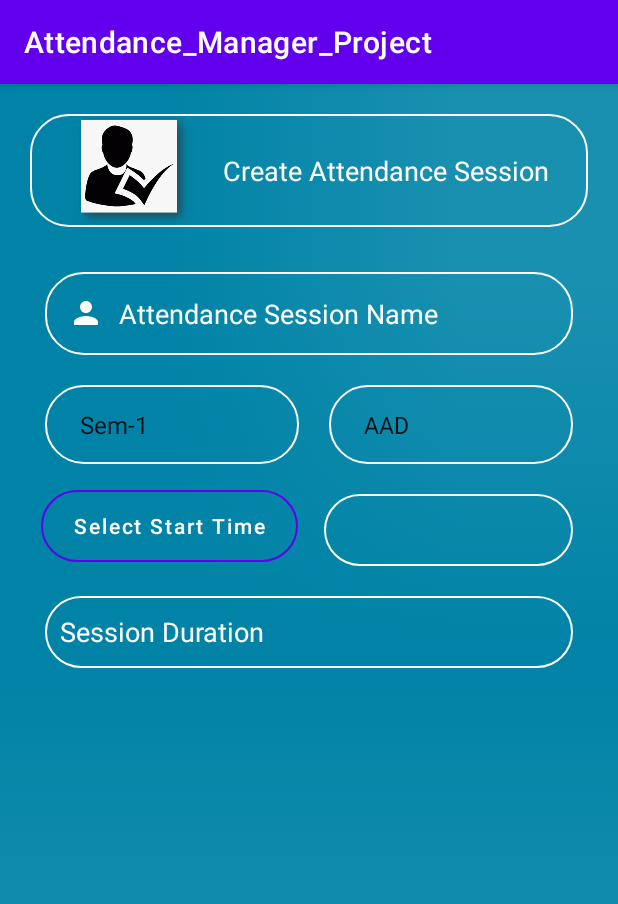
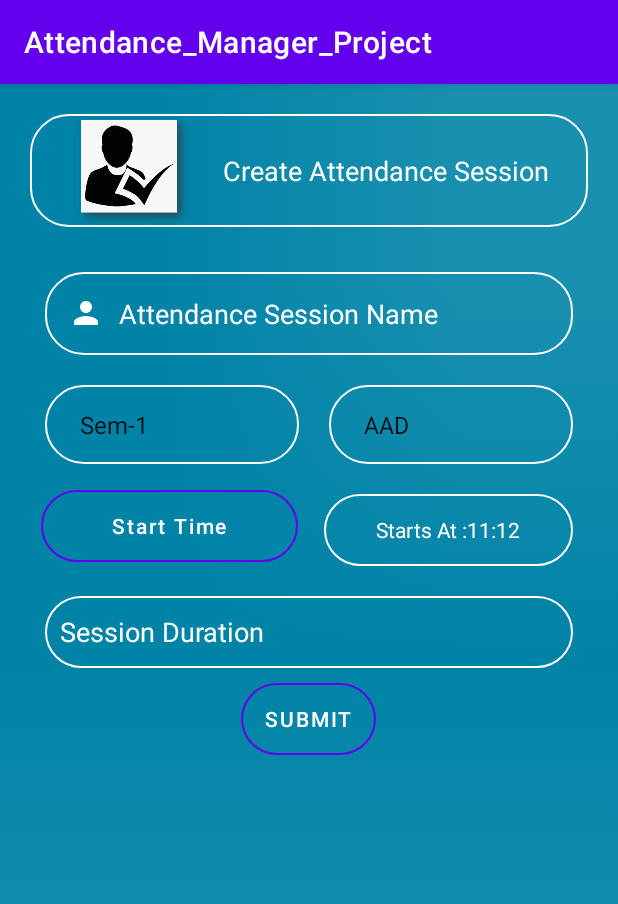
Before and after one commit to Ujas-Goti/Attendance_Manager_Try, an Android app: the Session_Create screen opened directly, with no data from a screen before it, on a phone screen of 412 x 824 dp. Shown: the top 904 px of the screen. Run offline under Robolectric (Android 15) with nearby library versions, the phone set to English and light mode, and no system bars; our stand-ins replace Firebase (no records; nobody signed in at launch, a user with empty details on screens opened directly).

Commit message:
Date Time Picker Set

```diff
--- a/app/src/main/java/com/example/attendance_manager_try/Session_Create.java
+++ b/app/src/main/java/com/example/attendance_manager_try/Session_Create.java
@@ -1,23 +1,41 @@
 package com.example.attendance_manager_try;
 
+import androidx.annotation.NonNull;
 import androidx.appcompat.app.AppCompatActivity;
 
 import android.app.DatePickerDialog;
 import android.app.TimePickerDialog;
 import android.os.Bundle;
 import android.text.format.DateFormat;
-import android.view.View;
 import android.widget.Button;
 import android.widget.DatePicker;
+import android.widget.EditText;
+import android.widget.Spinner;
 import android.widget.TextView;
 import android.widget.TimePicker;
+import android.widget.Toast;
+
+import com.google.android.gms.tasks.OnSuccessListener;
+import com.google.firebase.database.DataSnapshot;
+import com.google.firebase.database.DatabaseError;
+import com.google.firebase.database.DatabaseReference;
+import com.google.firebase.database.FirebaseDatabase;
+import com.google.firebase.database.ValueEventListener;
 
 import java.util.Calendar;
 
+
 public class Session_Create extends AppCompatActivity implements DatePickerDialog.OnDateSetListener, TimePickerDialog.OnTimeSetListener {
 
+    TextView time_Show;
     Button time_Set;
-    TextView time_Show;
+    Button submitSession;
+    EditText sessionName;
+    EditText duration;
+    Spinner semester;
+    Spinner subject;
+
+    DatabaseReference databaseReference;
 
     int day,month,year,hour,minute;
     int final_day,final_month,final_year,final_hour,final_minute;
@@ -29,6 +47,43 @@ public class Session_Create extends AppCompatActivity implements DatePickerDialo
 
         time_Set = findViewById(R.id.TimeSetter);
         time_Show = findViewById(R.id.time_Shower);
+        sessionName = findViewById(R.id.Session_Name);
+        duration = findViewById(R.id.Duration);
+        semester = findViewById(R.id.Semester);
+        subject = findViewById(R.id.Subject);
+
+        time_set();
+
+        submitSession = findViewById(R.id.Submit_Session);
+        submitSession.setOnClickListener(view -> {
+            String SessionStr = semester.getSelectedItem().toString().replace("Sem-","")+ "_" + subject.getSelectedItem().toString();
+            String Semester = semester.getSelectedItem().toString().replace("Sem-","");
+            String Subject = subject.getSelectedItem().toString();
+            String StartTime = "";
+            int Duration = Integer.parseInt(duration.getText().toString()) * 60; //in Seconds
+
+            databaseReference = FirebaseDatabase.getInstance().getReference().child("Attendance_Session");
+            Session_Model session_model = new Session_Model
+                    (sessionName.getText().toString(),
+                            Semester,
+                            Subject,
+                            StartTime,
+                            Duration
+                    );
+            databaseReference.addValueEventListener(new ValueEventListener() {
+                @Override
+                public void onDataChange(@NonNull DataSnapshot snapshot) {
+                    databaseReference.setValue(session_model);
+                }
+
+                @Override
+                public void onCancelled(@NonNull DatabaseError error) {
+
+                }
+            });
+
+        });
+
         time_Set.setOnClickListener(view -> {
             Calendar cal = Calendar.getInstance();
             year = cal.get(Calendar.YEAR);
@@ -37,6 +92,12 @@ public class Session_Create extends AppCompatActivity implements DatePickerDialo
             DatePickerDialog datePickerDialog = new DatePickerDialog(Session_Create.this,Session_Create.this,year,month,day);
             datePickerDialog.show();
         });
+    }
+
+
+
+    public void time_set() {
+        time_Show.setText("Starts At :" + Calendar.HOUR_OF_DAY+ ":" + Calendar.MINUTE);
     }
 
     @Override
@@ -56,6 +117,6 @@ public class Session_Create extends AppCompatActivity implements DatePickerDialo
     public void onTimeSet(TimePicker timePicker, int i, int i1) {
         final_hour = i;
         final_minute = i1;
-        time_Show.setText("StartTime : " + final_hour + ":" + final_minute);
+        time_Show.setText("Starts At : " + final_hour + ":" + final_minute);
     }
 }
--- a/app/src/main/res/layout/activity_login.xml
+++ b/app/src/main/res/layout/activity_login.xml
@@ -9,9 +9,10 @@
     android:padding="20dp">
 
     <ImageView
-        android:layout_width="100dp"
-        android:layout_height="60dp"
+        android:layout_width="150dp"
+        android:layout_height="100dp"
         android:contentDescription="@string/logo"
+        android:layout_marginBottom="20dp"
         android:src="@drawable/img" />
 
     <EditText
--- a/app/src/main/res/layout/activity_session_create.xml
+++ b/app/src/main/res/layout/activity_session_create.xml
@@ -1,7 +1,6 @@
 <?xml version="1.0" encoding="utf-8"?>
 <LinearLayout xmlns:android="http://schemas.android.com/apk/res/android"
     xmlns:app="http://schemas.android.com/apk/res-auto"
-    xmlns:tools="http://schemas.android.com/tools"
     android:layout_width="match_parent"
     android:layout_height="match_parent"
     android:background="@mipmap/back"
@@ -108,6 +107,7 @@
     </LinearLayout>
 
     <EditText
+        android:id="@+id/Duration"
         android:layout_width="match_parent"
         android:layout_height="wrap_content"
         android:background="@drawable/shapeemail"
@@ -119,4 +119,13 @@
         android:layout_margin="10dp"
         android:autofillHints="no" />
 
+    <Button
+        android:id="@+id/Submit_Session"
+        android:layout_width="wrap_content"
+        android:layout_height="wrap_content"
+        android:background="@drawable/shapeemail"
+        android:layout_gravity="center"
+        android:text="Submit"
+        android:textColor="@color/white" />
+
 </LinearLayout>
--- a/app/src/main/res/values/strings.xml
+++ b/app/src/main/res/values/strings.xml
@@ -9,7 +9,7 @@
     <string name="signup">SIGN UP</string>
     <string name="logo">logo</string>
     <string name="asession_name">Attendance Session Name</string>
-    <string name="select_start_time">Select Start Time</string>
+    <string name="select_start_time">Start Time</string>
     <string name="duration">Session Duration</string>
     <string-array name="sem_Entries">
         <item>Sem-1</item>
```
Also changed, not shown: app/src/main/java/com/example/attendance_manager_try/Login_Activity.java (+13 -14 lines), app/src/main/java/com/example/attendance_manager_try/Login_Model.java (renamed from app/src/main/java/com/example/attendance_manager_try/Login_Modal.java, +4 -4 lines), app/src/main/java/com/example/attendance_manager_try/Session_Model.java (added, +59 -0 lines), app/src/main/java/com/example/attendance_manager_try/Student1.java (+6 -14 lines).
